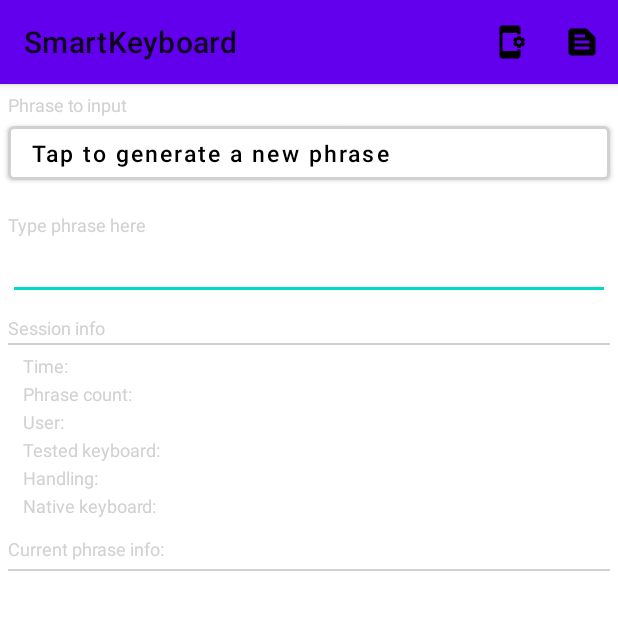
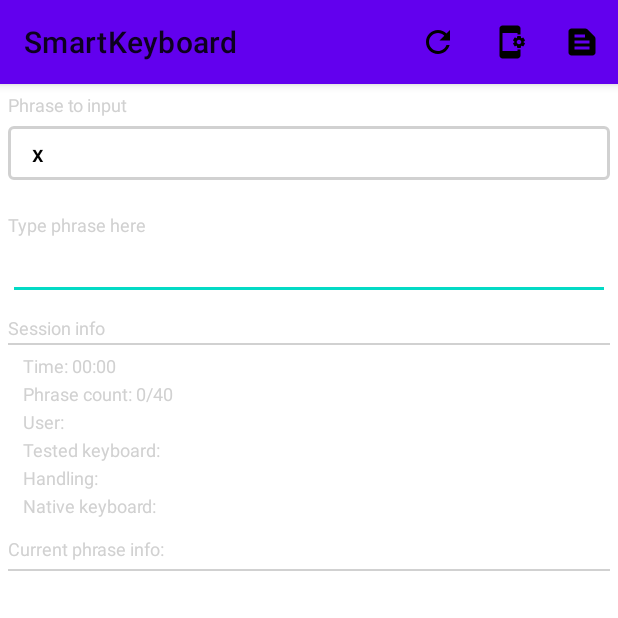
Before and after one commit to VanjaLjubobratovic/SmartKeyboard, an Android app: the screen it shows after launch (MainActivity), after a tap on "Session settings", on a phone screen of 412 x 824 dp, the top half of it. Run offline under Robolectric (Android 15) with nearby library versions, the light colour scheme and no system bars; 1 other tap on this screen came first.

Commit message:
Implemented phrase generation.

```diff
--- a/app/src/main/java/com/example/smartkeyboard/MainActivity.java
+++ b/app/src/main/java/com/example/smartkeyboard/MainActivity.java
@@ -13,6 +13,8 @@
 import android.view.Menu;
 import android.view.MenuItem;
 import android.view.View;
+import android.widget.TextView;
+import android.widget.Toast;
 
 import com.google.android.material.button.MaterialButton;
 
@@ -23,13 +25,20 @@
 import java.io.IOException;
 import java.io.InputStream;
 import java.io.InputStreamReader;
+import java.sql.Time;
 import java.util.ArrayList;
+import java.util.Collections;
+import java.util.Random;
 
 public class MainActivity extends AppCompatActivity {
 
     private MaterialButton generateBtn;
-    private BufferedReader reader;
+    /*private ArrayList<Integer> usedPhrases;
+    private int phrase_index;*/
+
     private ArrayList<String> phrases;
+    private int numOfPhrases, phraseIndex;
+    private TextView timeTV, userTV, phraseCountTV, testKeyboardTV, handlingTV, nativeKeyboardTV;
 
     @Override
     protected void onCreate(Bundle savedInstanceState) {
@@ -40,30 +49,31 @@
         setSupportActionBar(myToolbar);
         myToolbar.showOverflowMenu();
 
-        try {
-            InputStream inputStream = getResources().openRawResource(R.raw.phrases2);
-            reader = new BufferedReader(new InputStreamReader(inputStream));
-            String line = reader.readLine();
-
-            while(line != null) {
-                phrases.add(line);
-                line = reader.readLine();
-
-                Log.d("FILE_READ", "Read line: " + line);
-            }
-        } catch (FileNotFoundException e) {
-            Log.e("FILE_READ", "Phrases file not found!");
-            e.printStackTrace();
-        } catch (IOException e) {
-            Log.e("FILE_READ", "Error reading file");
-            e.printStackTrace();
-        }
-
         generateBtn = findViewById(R.id.phraseGenerateBtn);
 
-        generateBtn.setOnClickListener(view -> {
+        timeTV = findViewById(R.id.timeTV);
+        phraseCountTV = findViewById(R.id.countTV);
 
-        });
+        //TODO: Read from settings
+        numOfPhrases = 40;
+
+        phrases = readPhrases();
+
+
+        //TODO: Delete this when certain it is no longer necessary
+        //usedPhrases = new ArrayList<>();
+        /*generateBtn.setOnClickListener(view -> {
+            if(phrases != null) {
+                do {
+                    Random r = new Random();
+                    phrase_index = r.nextInt(phrases.size());
+                } while (usedPhrases.contains(phrase_index));
+
+                generateBtn.setText(phrases.get(phrase_index));
+            } else {
+                Log.e("RANDOM_PHRASE", "Phrases list empty!");
+            }
+        });*/
     }
 
     @Override
@@ -80,15 +90,61 @@
         switch (item.getItemId()){
             case R.id.logSettings:
                 //TODO: Open logging settings
-                Log.d(TAG, "onOptionsItemSelected: SESSION");
+                Log.d(TAG, "onOptionsItemSelected: LOG SETTINGS");
                 return true;
 
             case R.id.sessionSettings:
                 //TODO: Open session settings
-                Log.d(TAG, "onOptionsItemSelected: SESSION");
+                Log.d(TAG, "onOptionsItemSelected: SESSION SETTINGS");
+
+            case R.id.initTestSession:
+                initTestSession();
+                Log.d(TAG, "onOptionsItemSelected: SESSION INIT");
 
             default:
                 return super.onOptionsItemSelected(item);
         }
     }
+
+    public ArrayList<String> readPhrases() {
+        ArrayList<String> readLines = new ArrayList<>();
+        try (InputStream is = getResources().openRawResource(R.raw.phrases2)){
+            BufferedReader reader = new BufferedReader(new InputStreamReader(is));
+            String line = reader.readLine();
+
+            while(line != null) {
+                readLines.add(line);
+                line = reader.readLine();
+                //Log.d("FILE_READ", "Read line: " + line);
+            }
+            Log.d("FILE_READ", "Read num of lines: " + readLines.size());
+        } catch (FileNotFoundException e) {
+            Log.e("FILE_READ", "Phrases file not found!");
+            e.printStackTrace();
+        } catch (IOException e) {
+            Log.e("FILE_READ", "Error reading file");
+            e.printStackTrace();
+        }
+
+        return readLines;
+    }
+
+    public void initTestSession() {
+        //TODO: Finish initializing. Add checking if user is set.
+        if(phrases != null) {
+            phraseIndex = 0;
+            Collections.shuffle(phrases);
+            generateBtn.setText(phrases.get(phraseIndex));
+
+            timeTV.setText(R.string.time);
+            timeTV.append(" 00:00");
+
+            phraseCountTV.setText(R.string.phrase_count);
+            phraseCountTV.append(" 0/" + numOfPhrases);
+
+            Toast.makeText(getApplicationContext(),"New session initialized", Toast.LENGTH_SHORT).show();
+        } else {
+            Log.e("RANDOM_PHRASE", "Phrases list empty!");
+        }
+    }
 }
--- /dev/null
+++ b/app/src/main/res/drawable/ic_baseline_refresh_24.xml
@@ -0,0 +1,5 @@
+<vector android:height="24dp" android:tint="#000000"
+    android:viewportHeight="24" android:viewportWidth="24"
+    android:width="24dp" xmlns:android="http://schemas.android.com/apk/res/android">
+    <path android:fillColor="@android:color/white" android:pathData="M17.65,6.35C16.2,4.9 14.21,4 12,4c-4.42,0 -7.99,3.58 -7.99,8s3.57,8 7.99,8c3.73,0 6.84,-2.55 7.73,-6h-2.08c-0.82,2.33 -3.04,4 -5.65,4 -3.31,0 -6,-2.69 -6,-6s2.69,-6 6,-6c1.66,0 3.14,0.69 4.22,1.78L13,11h7V4l-2.35,2.35z"/>
+</vector>
--- a/app/src/main/res/layout/activity_main.xml
+++ b/app/src/main/res/layout/activity_main.xml
@@ -43,9 +43,10 @@
             android:textSize="15sp"
             android:textAllCaps="false"
             android:textAlignment="viewStart"
+            android:enabled="false"
             app:backgroundTint="@color/white"
             app:strokeColor="@color/light_gray"
-            app:strokeWidth="2dp" />
+            app:strokeWidth="2dp"/>
 
         <TextView
             android:layout_width="wrap_content"
--- a/app/src/main/res/menu/toolbar.xml
+++ b/app/src/main/res/menu/toolbar.xml
@@ -1,6 +1,11 @@
 <?xml version="1.0" encoding="utf-8"?>
 <menu xmlns:android="http://schemas.android.com/apk/res/android"
     xmlns:app="http://schemas.android.com/apk/res-auto">
+    <item
+        android:id="@+id/initTestSession"
+        android:icon="@drawable/ic_baseline_refresh_24"
+        android:title="@string/fresh_session"
+        app:showAsAction="always"/>
     <item
         android:id="@+id/sessionSettings"
         android:icon="@drawable/ic_baseline_app_settings_alt_24"
--- a/app/src/main/res/values/strings.xml
+++ b/app/src/main/res/values/strings.xml
@@ -3,14 +3,15 @@
     <string name="session_settings">Session settings</string>
     <string name="logging_settings">Logging Settings</string>
     <string name="phrase_to_input">Phrase to input</string>
-    <string name="generate_phrase">Tap to generate a new phrase</string>
+    <string name="generate_phrase">New session not yet started</string>
     <string name="session_info">Session info</string>
-    <string name="time">Time:</string>
-    <string name="phrase_count">Phrase count:</string>
-    <string name="user">User:</string>
-    <string name="tested_keyboard">Tested keyboard:</string>
-    <string name="handling">Handling:</string>
-    <string name="native_keyboard">Native keyboard:</string>
-    <string name="current_phrase_info">Current phrase info:</string>
+    <string name="time">Time: </string>
+    <string name="phrase_count">Phrase count: </string>
+    <string name="user">User: </string>
+    <string name="tested_keyboard">Tested keyboard: </string>
+    <string name="handling">Handling: </string>
+    <string name="native_keyboard">Native keyboard: </string>
+    <string name="current_phrase_info">Current phrase info: </string>
     <string name="type_phrase_here">Type phrase here</string>
+    <string name="fresh_session">Fresh session</string>
 </resources>
```
